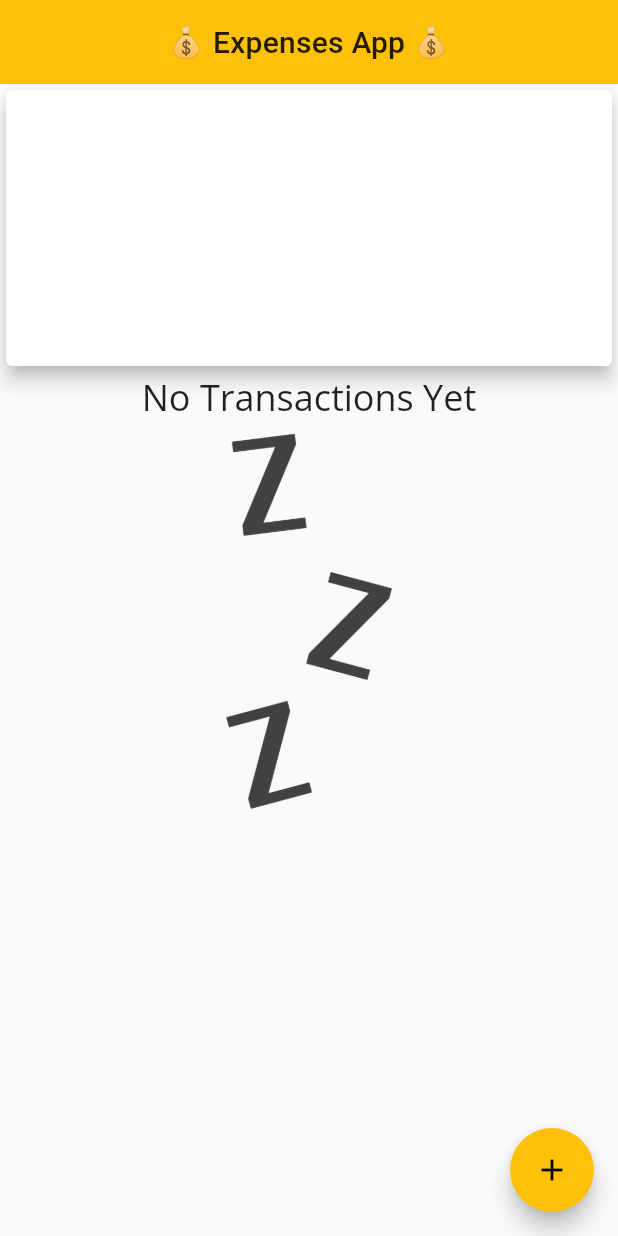
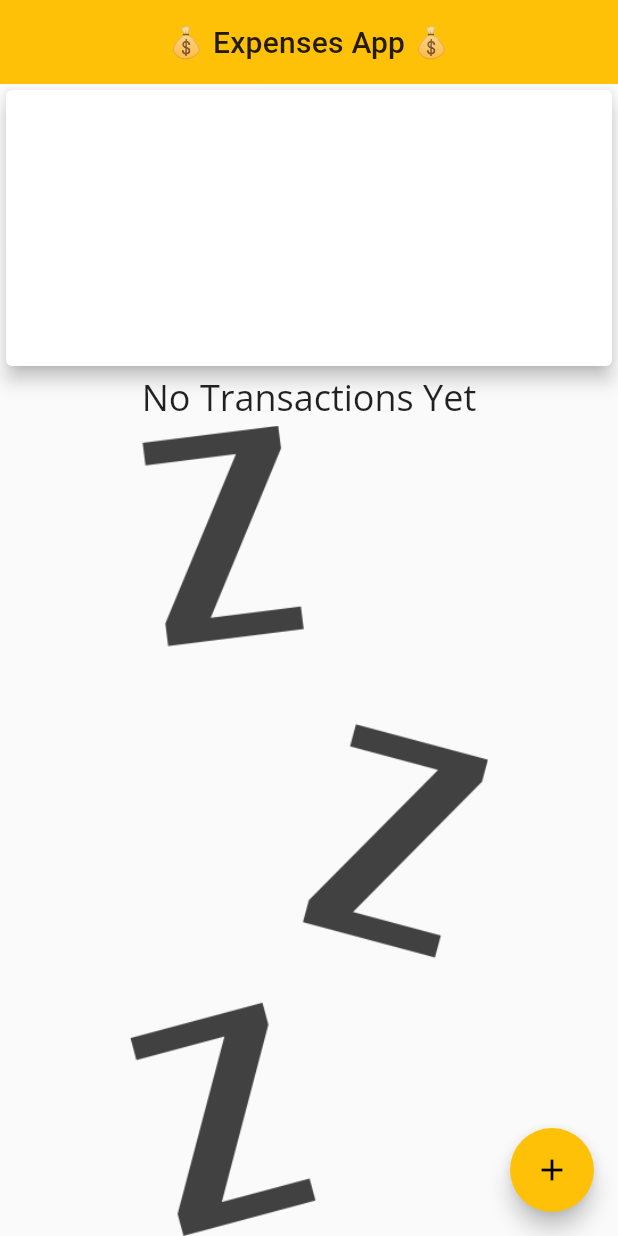
Before and after one commit to demilola/expenses-app, a Flutter app: the screen it shows after launch, on a phone screen of 412 x 824 dp. Run offline on Flutter 3.47's test engine with Material 2 defaults, Android fonts, the phone set to English and light mode, and no system bars; our stand-ins replace google_fonts.

Commit message:
implemented LayoutBuilder for the Chart

```diff
--- a/lib/widgets/transactions_list.dart
+++ b/lib/widgets/transactions_list.dart
@@ -15,15 +15,19 @@ class TransactionsList extends StatelessWidget {
   Widget build(BuildContext context) {
     ThemeData theme = Theme.of(context);
     return transactions.isEmpty
-        ? Column(
-            children: [
-              Text('No Transactions Yet', style: theme.textTheme.headline5),
-              SizedBox(
-                  height: MediaQuery.of(context).size.height * 1.0 / 100.0),
-              Image.asset('assets/images/waiting.png',
-                  fit: BoxFit.cover, height: 250.0)
-            ],
-          )
+        ? LayoutBuilder(
+                 builder: (ctx,constraints)=> Column(
+              children: [
+                Text('No Transactions Yet', style: theme.textTheme.headline5),
+                SizedBox(
+                    height: constraints.maxHeight*.005),
+                Expanded(
+                                  child: Image.asset('assets/images/waiting.png',
+                      fit: BoxFit.cover, ),
+                )
+              ],
+            ),
+        )
         : ListView.builder(
             shrinkWrap: true,
             itemCount: transactions.length,
```
